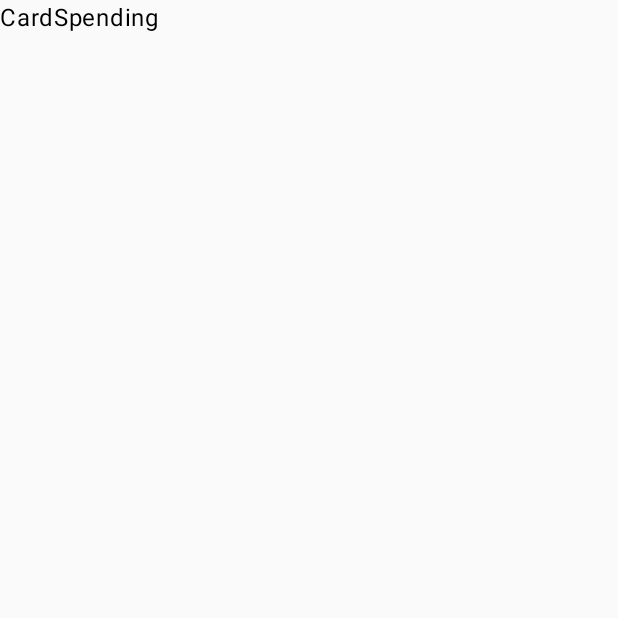
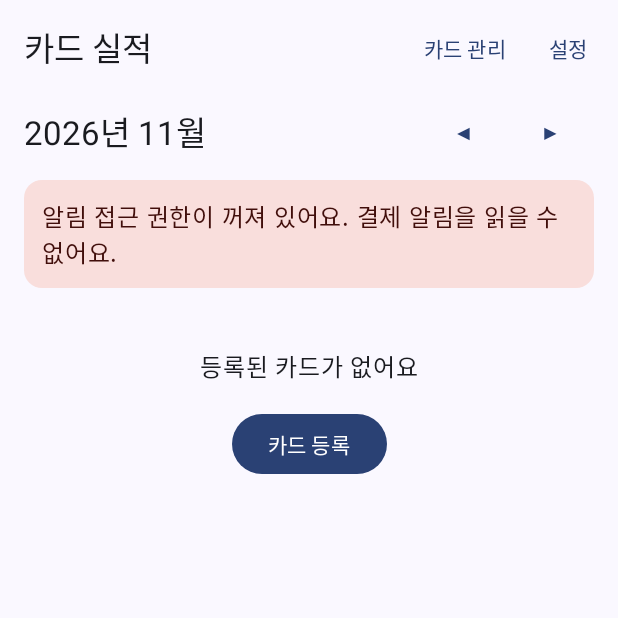
Before and after one commit to jstensix/card-spending, an Android app built with Jetpack Compose: the screen it shows after launch (MainActivity), on a phone screen of 412 x 824 dp, the top half of it. Before the commit the part shown is almost empty. Run offline under Robolectric (Android 15) with nearby library versions, the phone set to English and light mode, and no system bars; our stand-ins replace Room's generated code.

Commit message:
feat: 메인 화면과 내비게이션
Co-Authored-By: Claude Opus 5.5 <noreply@anthropic.com>

```diff
--- a/app/src/main/java/com/jstensix/cardspending/MainActivity.kt
+++ b/app/src/main/java/com/jstensix/cardspending/MainActivity.kt
@@ -3,12 +3,15 @@ package com.jstensix.cardspending
 import android.os.Bundle
 import androidx.activity.ComponentActivity
 import androidx.activity.compose.setContent
-import androidx.compose.material3.MaterialTheme
-import androidx.compose.material3.Text
+import androidx.activity.enableEdgeToEdge
+import com.jstensix.cardspending.ui.AppNavHost
+import com.jstensix.cardspending.ui.theme.CardSpendingTheme
 
 class MainActivity : ComponentActivity() {
     override fun onCreate(savedInstanceState: Bundle?) {
         super.onCreate(savedInstanceState)
-        setContent { MaterialTheme { Text("CardSpending") } }
+        enableEdgeToEdge()
+        val container = (application as CardSpendingApp).container
+        setContent { CardSpendingTheme { AppNavHost(container) } }
     }
 }
--- /dev/null
+++ b/app/src/main/java/com/jstensix/cardspending/ui/AppNavHost.kt
@@ -0,0 +1,73 @@
+package com.jstensix.cardspending.ui
+
+import androidx.compose.foundation.layout.Box
+import androidx.compose.foundation.layout.fillMaxSize
+import androidx.compose.material3.Text
+import androidx.compose.runtime.Composable
+import androidx.compose.runtime.getValue
+import androidx.compose.ui.Alignment
+import androidx.compose.ui.Modifier
+import androidx.compose.ui.platform.LocalContext
+import androidx.lifecycle.compose.LifecycleResumeEffect
+import androidx.lifecycle.compose.collectAsStateWithLifecycle
+import androidx.lifecycle.viewmodel.compose.viewModel
+import androidx.navigation.compose.NavHost
+import androidx.navigation.compose.composable
+import androidx.navigation.compose.rememberNavController
+import com.jstensix.cardspending.AppContainer
+import com.jstensix.cardspending.notification.DeviceStatus
+import com.jstensix.cardspending.ui.main.MainScreen
+import com.jstensix.cardspending.ui.main.MainViewModel
+import kotlinx.coroutines.flow.Flow
+import kotlinx.coroutines.flow.flowOf
+import kotlinx.serialization.Serializable
+
+// Optional ids use 0 for "none": Room ids start at 1.
+@Serializable object MainRoute
+@Serializable object CardsRoute
+@Serializable data class CardEditRoute(val cardId: Long = 0)
+@Serializable data class CardDetailRoute(val cardId: Long, val month: String)
+@Serializable data class EntryRoute(val cardId: Long = 0, val unparsedId: Long = 0, val cancel: Boolean = false)
+@Serializable object UnparsedRoute
+@Serializable object SetupRoute
+@Serializable object SettingsRoute
+
+@Composable
+fun AppNavHost(container: AppContainer, backupWarning: Flow<String?> = flowOf(null)) {
+    val nav = rememberNavController()
+    NavHost(navController = nav, startDestination = MainRoute) {
+        composable<MainRoute> {
+            val context = LocalContext.current
+            val vm = viewModel {
+                MainViewModel(container.repository, { DeviceStatus.isListenerEnabled(context) }, backupWarning)
+            }
+            val state by vm.state.collectAsStateWithLifecycle()
+            LifecycleResumeEffect(Unit) {
+                vm.refreshDeviceStatus()
+                onPauseOrDispose { }
+            }
+            MainScreen(
+                state = state,
+                onPreviousMonth = vm::previousMonth,
+                onNextMonth = vm::nextMonth,
+                onOpenCard = { id -> nav.navigate(CardDetailRoute(id, state.month.toString())) },
+                onOpenCards = { nav.navigate(CardsRoute) },
+                onOpenSettings = { nav.navigate(SettingsRoute) },
+                onOpenSetup = { nav.navigate(SetupRoute) },
+                onOpenUnparsed = { nav.navigate(UnparsedRoute) },
+            )
+        }
+        composable<CardsRoute> { Placeholder("카드 관리") }
+        composable<CardEditRoute> { Placeholder("카드 편집") }
+        composable<CardDetailRoute> { Placeholder("카드 결제 내역") }
+        composable<EntryRoute> { Placeholder("결제 직접 추가") }
+        composable<UnparsedRoute> { Placeholder("인식 실패 목록") }
+        composable<SetupRoute> { Placeholder("권한 안내") }
+        composable<SettingsRoute> { Placeholder("설정") }
+    }
+}
+
+@Composable
+private fun Placeholder(title: String) {
+    Box(Modifier.fillMaxSize(), contentAlignment = Alignment.Center) { Text(title) }
+}
--- /dev/null
+++ b/app/src/main/java/com/jstensix/cardspending/ui/Format.kt
@@ -0,0 +1,8 @@
+package com.jstensix.cardspending.ui
+
+import java.time.YearMonth
+import java.util.Locale
+
+fun formatWon(amount: Long): String = String.format(Locale.US, "%,d원", amount)
+
+fun formatMonth(month: YearMonth): String = "${month.year}년 ${month.monthValue}월"
--- /dev/null
+++ b/app/src/main/java/com/jstensix/cardspending/ui/main/MainScreen.kt
@@ -0,0 +1,128 @@
+package com.jstensix.cardspending.ui.main
+
+import androidx.compose.foundation.clickable
+import androidx.compose.foundation.layout.Arrangement
+import androidx.compose.foundation.layout.Column
+import androidx.compose.foundation.layout.Row
+import androidx.compose.foundation.layout.Spacer
+import androidx.compose.foundation.layout.fillMaxSize
+import androidx.compose.foundation.layout.fillMaxWidth
+import androidx.compose.foundation.layout.padding
+import androidx.compose.foundation.layout.width
+import androidx.compose.foundation.lazy.LazyColumn
+import androidx.compose.foundation.lazy.items
+import androidx.compose.material3.Button
+import androidx.compose.material3.Card
+import androidx.compose.material3.CardDefaults
+import androidx.compose.material3.ExperimentalMaterial3Api
+import androidx.compose.material3.MaterialTheme
+import androidx.compose.material3.Scaffold
+import androidx.compose.material3.Text
+import androidx.compose.material3.TextButton
+import androidx.compose.material3.TopAppBar
+import androidx.compose.runtime.Composable
+import androidx.compose.ui.Alignment
+import androidx.compose.ui.Modifier
+import androidx.compose.ui.text.font.FontWeight
+import androidx.compose.ui.unit.dp
+import com.jstensix.cardspending.ui.IssuerLogo
+import com.jstensix.cardspending.ui.formatMonth
+import com.jstensix.cardspending.ui.formatWon
+
+@OptIn(ExperimentalMaterial3Api::class)
+@Composable
+fun MainScreen(
+    state: MainUiState,
+    onPreviousMonth: () -> Unit,
+    onNextMonth: () -> Unit,
+    onOpenCard: (Long) -> Unit,
+    onOpenCards: () -> Unit,
+    onOpenSettings: () -> Unit,
+    onOpenSetup: () -> Unit,
+    onOpenUnparsed: () -> Unit,
+) {
+    Scaffold(
+        topBar = {
+            TopAppBar(
+                title = { Text("카드 실적") },
+                actions = {
+                    TextButton(onClick = onOpenCards) { Text("카드 관리") }
+                    TextButton(onClick = onOpenSettings) { Text("설정") }
+                },
+            )
+        },
+    ) { padding ->
+        LazyColumn(
+            modifier = Modifier.fillMaxSize().padding(padding),
+            verticalArrangement = Arrangement.spacedBy(8.dp),
+        ) {
+            item {
+                Row(
+                    modifier = Modifier.fillMaxWidth().padding(horizontal = 16.dp),
+                    verticalAlignment = Alignment.CenterVertically,
+                ) {
+                    Text(formatMonth(state.month), style = MaterialTheme.typography.titleLarge, modifier = Modifier.weight(1f))
+                    TextButton(onClick = onPreviousMonth) { Text("◀") }
+                    TextButton(onClick = onNextMonth) { Text("▶") }
+                }
+            }
+            if (!state.listenerEnabled) {
+                item { WarningBanner("알림 접근 권한이 꺼져 있어요. 결제 알림을 읽을 수 없어요.", onOpenSetup) }
+            }
+            if (state.unparsedCount > 0) {
+                item { WarningBanner("읽지 못한 카드 알림 ${state.unparsedCount}건", onOpenUnparsed) }
+            }
+            if (state.unregisteredCount > 0) {
+                item { WarningBanner("등록되지 않은 카드의 결제 ${state.unregisteredCount}건", onOpenCards) }
+            }
+            state.backupWarning?.let { warning -> item { WarningBanner(warning, onOpenSettings) } }
+            if (state.rows.isEmpty()) {
+                item {
+                    Column(Modifier.fillMaxWidth().padding(32.dp), horizontalAlignment = Alignment.CenterHorizontally) {
+                        Text("등록된 카드가 없어요")
+                        Spacer(Modifier.padding(8.dp))
+                        Button(onClick = onOpenCards) { Text("카드 등록") }
+                    }
+                }
+            }
+            items(state.rows, key = { it.cardId }) { row -> CardRowItem(row) { onOpenCard(row.cardId) } }
+        }
+    }
+}
+
+@Composable
+private fun CardRowItem(row: CardRow, onClick: () -> Unit) {
+    Card(modifier = Modifier.fillMaxWidth().padding(horizontal = 16.dp).clickable(onClick = onClick)) {
+        Row(Modifier.padding(16.dp), verticalAlignment = Alignment.CenterVertically) {
+            IssuerLogo(row.issuer)
+            Spacer(Modifier.width(12.dp))
+            Column(Modifier.weight(1f)) {
+                Text(row.nickname, style = MaterialTheme.typography.titleMedium)
+                Text(row.mask, style = MaterialTheme.typography.bodySmall)
+            }
+            Column(horizontalAlignment = Alignment.End) {
+                AmountLine("결제", row.payment)
+                AmountLine("실적인정", row.recognized, bold = true)
+            }
+        }
+    }
+}
+
+@Composable
+private fun AmountLine(label: String, amount: Long, bold: Boolean = false) {
+    Row(verticalAlignment = Alignment.CenterVertically) {
+        Text(label, style = MaterialTheme.typography.bodySmall)
+        Spacer(Modifier.width(8.dp))
+        Text(formatWon(amount), fontWeight = if (bold) FontWeight.Bold else FontWeight.Normal)
+    }
+}
+
+@Composable
+fun WarningBanner(text: String, onClick: () -> Unit) {
+    Card(
+        modifier = Modifier.fillMaxWidth().padding(horizontal = 16.dp).clickable(onClick = onClick),
+        colors = CardDefaults.cardColors(containerColor = MaterialTheme.colorScheme.errorContainer),
+    ) {
+        Text(text, modifier = Modifier.padding(12.dp), color = MaterialTheme.colorScheme.onErrorContainer)
+    }
+}
--- /dev/null
+++ b/app/src/main/java/com/jstensix/cardspending/ui/main/MainViewModel.kt
@@ -0,0 +1,78 @@
+package com.jstensix.cardspending.ui.main
+
+import androidx.lifecycle.ViewModel
+import androidx.lifecycle.viewModelScope
+import com.jstensix.cardspending.data.SpendingRepository
+import com.jstensix.cardspending.model.Issuer
+import com.jstensix.cardspending.rules.maskOf
+import com.jstensix.cardspending.rules.summarizeMonth
+import java.time.YearMonth
+import kotlinx.coroutines.ExperimentalCoroutinesApi
+import kotlinx.coroutines.flow.Flow
+import kotlinx.coroutines.flow.MutableStateFlow
+import kotlinx.coroutines.flow.SharingStarted
+import kotlinx.coroutines.flow.StateFlow
+import kotlinx.coroutines.flow.combine
+import kotlinx.coroutines.flow.flatMapLatest
+import kotlinx.coroutines.flow.map
+import kotlinx.coroutines.flow.stateIn
+import kotlinx.coroutines.flow.update
+
+data class CardRow(
+    val cardId: Long,
+    val issuer: Issuer,
+    val nickname: String,
+    val mask: String,
+    val payment: Long,
+    val recognized: Long,
+)
+
+data class MainUiState(
+    val month: YearMonth,
+    val rows: List<CardRow>,
+    val unregisteredCount: Int,
+    val unparsedCount: Int,
+    val listenerEnabled: Boolean,
+    val backupWarning: String?,
+)
+
+@OptIn(ExperimentalCoroutinesApi::class)
+class MainViewModel(
+    repo: SpendingRepository,
+    private val isListenerEnabled: () -> Boolean,
+    backupWarning: Flow<String?>,
+    initialMonth: YearMonth = YearMonth.now(),
+) : ViewModel() {
+    private val month = MutableStateFlow(initialMonth)
+    private val listenerEnabled = MutableStateFlow(isListenerEnabled())
+
+    val state: StateFlow<MainUiState> = combine(
+        month.flatMapLatest { m -> repo.observeMonth(m).map { m to it } },
+        repo.observeCards(),
+        repo.observeUnparsed(),
+        listenerEnabled,
+        backupWarning,
+    ) { (m, data), cards, unparsed, listener, warning ->
+        val summary = summarizeMonth(cards, data.transactions, data.originalsById)
+        MainUiState(
+            month = m,
+            rows = summary.cards.map {
+                CardRow(it.card.id, it.card.issuer, it.card.nickname, maskOf(it.card.last4), it.payment, it.recognized)
+            },
+            unregisteredCount = summary.unregisteredCount,
+            unparsedCount = unparsed.size,
+            listenerEnabled = listener,
+            backupWarning = warning,
+        )
+    }.stateIn(
+        viewModelScope,
+        SharingStarted.Eagerly,
+        MainUiState(initialMonth, emptyList(), 0, 0, listenerEnabled.value, null),
+    )
+
+    fun previousMonth() = month.update { it.minusMonths(1) }
+    fun nextMonth() = month.update { it.plusMonths(1) }
+    fun refreshDeviceStatus() {
+        listenerEnabled.value = isListenerEnabled()
+    }
+}
--- /dev/null
+++ b/app/src/main/java/com/jstensix/cardspending/ui/theme/Theme.kt
@@ -0,0 +1,16 @@
+package com.jstensix.cardspending.ui.theme
+
+import androidx.compose.foundation.isSystemInDarkTheme
+import androidx.compose.material3.MaterialTheme
+import androidx.compose.material3.dynamicDarkColorScheme
+import androidx.compose.material3.dynamicLightColorScheme
+import androidx.compose.runtime.Composable
+import androidx.compose.ui.platform.LocalContext
+
+// minSdk 31 always has Material You dynamic colors.
+@Composable
+fun CardSpendingTheme(content: @Composable () -> Unit) {
+    val context = LocalContext.current
+    val colors = if (isSystemInDarkTheme()) dynamicDarkColorScheme(context) else dynamicLightColorScheme(context)
+    MaterialTheme(colorScheme = colors, content = content)
+}
```
Also changed, not shown: app/src/main/java/com/jstensix/cardspending/ui/IssuerLogo.kt (added, +27 -0 lines), app/src/main/res/drawable-nodpi/logo_hana.png (added), app/src/main/res/drawable-nodpi/logo_lotte.png (added), 3 other files.
